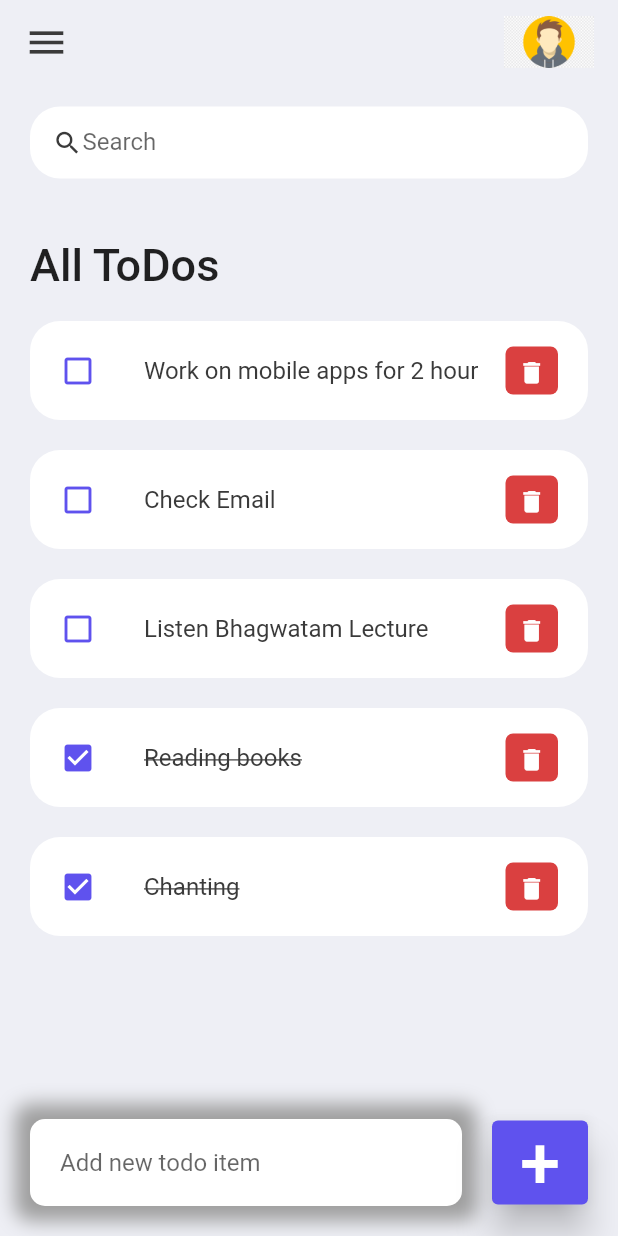
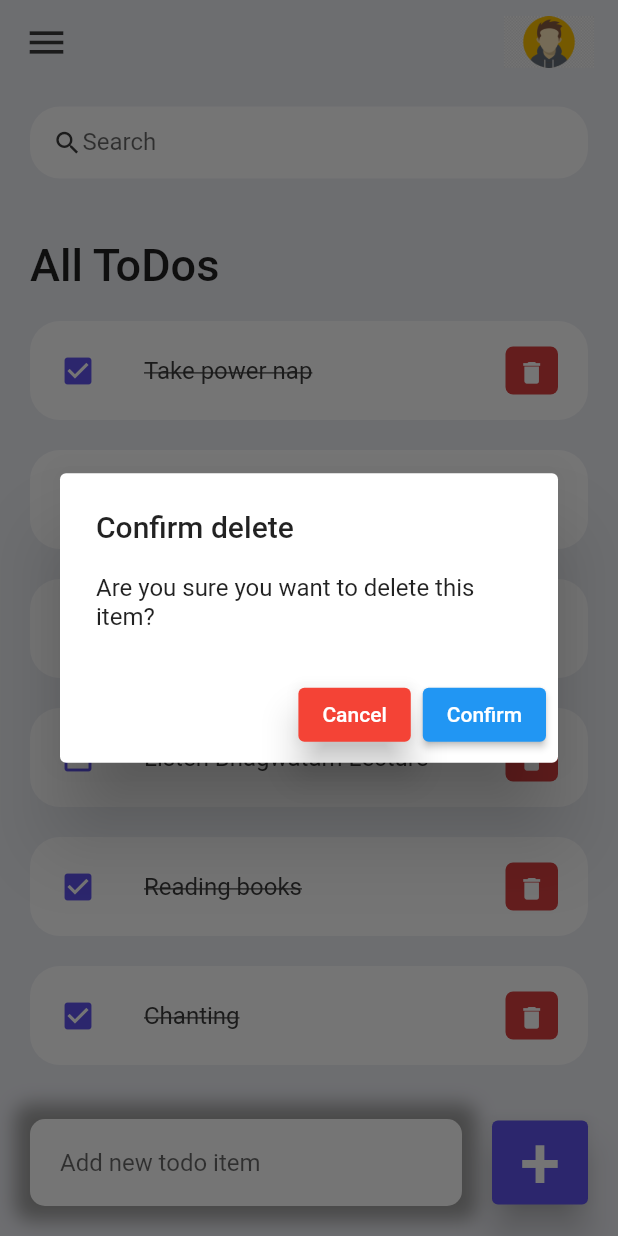
Before and after one commit to tilakpoudel/flutter_todo, a Flutter app: the screen it shows after launch, after a tap on "Take power nap", after a tap on the "delete" icon, on a phone screen of 412 x 824 dp. Run offline on Flutter 3.47's test engine with Material 2 defaults, Android fonts, the light colour scheme and no system bars.

Commit message:
feat: user confirm modal  befor delteing

```diff
--- a/lib/screens/home.dart
+++ b/lib/screens/home.dart
@@ -50,7 +50,7 @@
                         ToDoItem(
                           todo: toDo,
                           onToDoChanged: _handleToDoChange,
-                          onDeleteItem: _deleteToDoItem,
+                          onDeleteItem: _confirmDelete,
                         ),
                     ],
                   ),
@@ -104,7 +104,9 @@
                       _addToDoItem(_todoController.text);
                     }),
                     style: ElevatedButton.styleFrom(
-                        backgroundColor: tdBlue, elevation: 10),
+                      backgroundColor: tdBlue,
+                      elevation: 10,
+                    ),
                     child: const Text(
                       '+',
                       style: TextStyle(
@@ -125,6 +127,34 @@
     setState(() {
       todo.isDone = !todo.isDone;
     });
+  }
+
+  void _confirmDelete(String id) {
+    showDialog(
+        context: context,
+        builder: ((BuildContext context) {
+          return AlertDialog(
+            title: const Text('Confirm delete'),
+            content: const Text('Are you sure you want to delete this item?'),
+            actions: [
+              ElevatedButton(
+                style: ElevatedButton.styleFrom(
+                  backgroundColor: Colors.red,
+                  elevation: 10,
+                ),
+                child: const Text("Cancel"),
+                onPressed: () => Navigator.pop(context),
+              ),
+              ElevatedButton(
+                child: const Text("Confirm"),
+                onPressed: () {
+                  _deleteToDoItem(id);
+                  Navigator.pop(context);
+                },
+              ),
+            ],
+          );
+        }));
   }
 
   void _deleteToDoItem(String id) {
```
